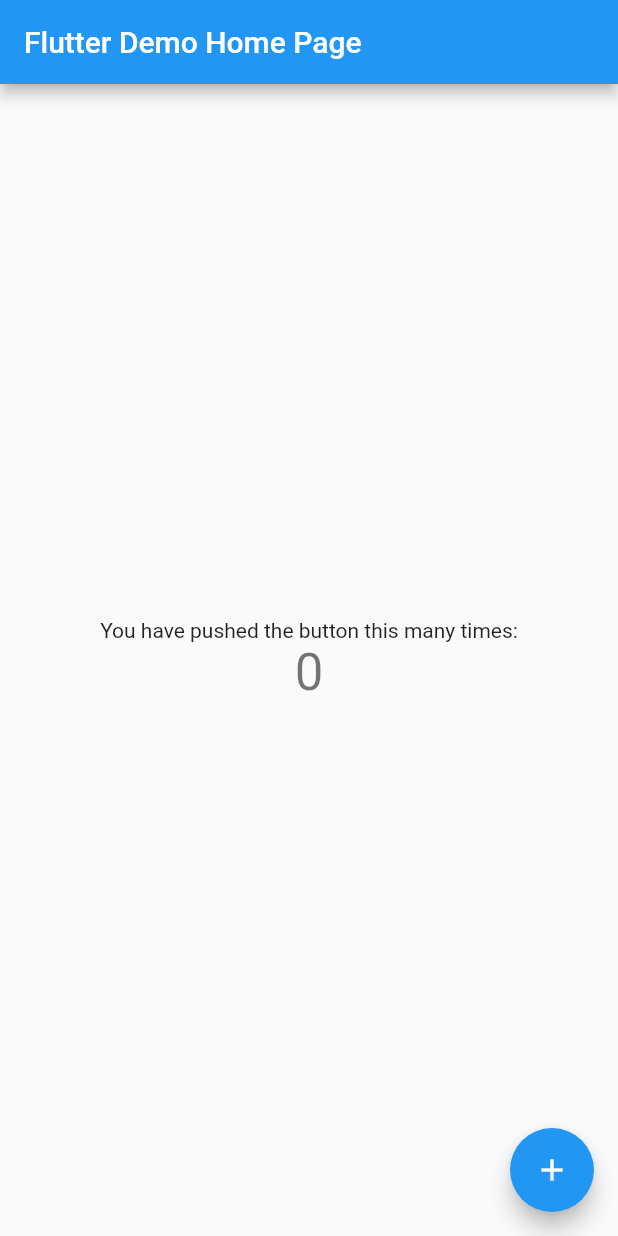
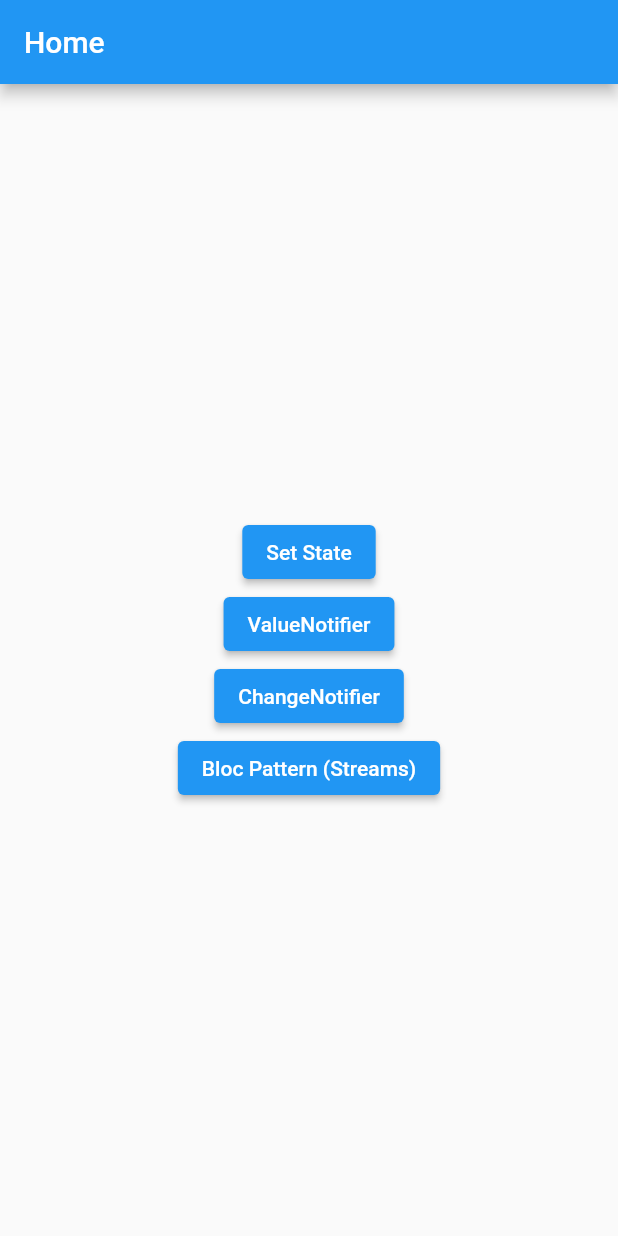
Before and after one commit to JnrMoraes/imc-flutter, a Flutter app: the screen it shows after launch, on a phone screen of 412 x 824 dp. Run offline on Flutter 3.47's test engine with Material 2 defaults, Android fonts, the phone set to English and light mode, and no system bars; our stand-ins replace syncfusion_flutter_gauges.

```diff
--- /dev/null
+++ b/lib/home_page.dart
@@ -0,0 +1,46 @@
+import 'package:flutter/material.dart';
+import 'package:imc/setState/imc_setstate_page.dart';
+
+class HomePage extends StatelessWidget {
+  const HomePage({Key? key}) : super(key: key);
+
+  void _goTo(BuildContext context, Widget page) {
+    Navigator.of(context).push(MaterialPageRoute(
+      builder: (context) => page,
+    ));
+  }
+
+  @override
+  Widget build(BuildContext context) {
+    return Scaffold(
+      appBar: AppBar(
+        title: const Text('Home'),
+      ),
+      body: Center(
+        child: Column(
+          mainAxisAlignment: MainAxisAlignment.center,
+          children: [
+            ElevatedButton(
+              onPressed: () {
+                _goTo(context, const ImcSetstatePage());
+              },
+              child: const Text('Set State'),
+            ),
+            ElevatedButton(
+              onPressed: () {},
+              child: const Text('ValueNotifier'),
+            ),
+            ElevatedButton(
+              onPressed: () {},
+              child: const Text('ChangeNotifier'),
+            ),
+            ElevatedButton(
+              onPressed: () {},
+              child: const Text('Bloc Pattern (Streams)'),
+            ),
+          ],
+        ),
+      ),
+    );
+  }
+}
--- a/lib/main.dart
+++ b/lib/main.dart
@@ -1,4 +1,6 @@
 import 'package:flutter/material.dart';
+
+import 'home_page.dart';
 
 void main() {
   runApp(const MyApp());
@@ -7,109 +9,14 @@ void main() {
 class MyApp extends StatelessWidget {
   const MyApp({super.key});
 
-  // This widget is the root of your application.
   @override
   Widget build(BuildContext context) {
     return MaterialApp(
       title: 'Flutter Demo',
       theme: ThemeData(
-        // This is the theme of your application.
-        //
-        // Try running your application with "flutter run". You'll see the
-        // application has a blue toolbar. Then, without quitting the app, try
-        // changing the primarySwatch below to Colors.green and then invoke
-        // "hot reload" (press "r" in the console where you ran "flutter run",
-        // or simply save your changes to "hot reload" in a Flutter IDE).
-        // Notice that the counter didn't reset back to zero; the application
-        // is not restarted.
         primarySwatch: Colors.blue,
       ),
-      home: const MyHomePage(title: 'Flutter Demo Home Page'),
+      home: const HomePage(),
     );
   }
 }
-
-class MyHomePage extends StatefulWidget {
-  const MyHomePage({super.key, required this.title});
-
-  // This widget is the home page of your application. It is stateful, meaning
-  // that it has a State object (defined below) that contains fields that affect
-  // how it looks.
-
-  // This class is the configuration for the state. It holds the values (in this
-  // case the title) provided by the parent (in this case the App widget) and
-  // used by the build method of the State. Fields in a Widget subclass are
-  // always marked "final".
-
-  final String title;
-
-  @override
-  State<MyHomePage> createState() => _MyHomePageState();
-}
-
-class _MyHomePageState extends State<MyHomePage> {
-  int _counter = 0;
-
-  void _incrementCounter() {
-    setState(() {
-      // This call to setState tells the Flutter framework that something has
-      // changed in this State, which causes it to rerun the build method below
-      // so that the display can reflect the updated values. If we changed
-      // _counter without calling setState(), then the build method would not be
-      // called again, and so nothing would appear to happen.
-      _counter++;
-    });
-  }
-
-  @override
-  Widget build(BuildContext context) {
-    // This method is rerun every time setState is called, for instance as done
-    // by the _incrementCounter method above.
-    //
-    // The Flutter framework has been optimized to make rerunning build methods
-    // fast, so that you can just rebuild anything that needs updating rather
-    // than having to individually change instances of widgets.
-    return Scaffold(
-      appBar: AppBar(
-        // Here we take the value from the MyHomePage object that was created by
-        // the App.build method, and use it to set our appbar title.
-        title: Text(widget.title),
-      ),
-      body: Center(
-        // Center is a layout widget. It takes a single child and positions it
-        // in the middle of the parent.
-        child: Column(
-          // Column is also a layout widget. It takes a list of children and
-          // arranges them vertically. By default, it sizes itself to fit its
-          // children horizontally, and tries to be as tall as its parent.
-          //
-          // Invoke "debug painting" (press "p" in the console, choose the
-          // "Toggle Debug Paint" action from the Flutter Inspector in Android
-          // Studio, or the "Toggle Debug Paint" command in Visual Studio Code)
-          // to see the wireframe for each widget.
-          //
-          // Column has various properties to control how it sizes itself and
-          // how it positions its children. Here we use mainAxisAlignment to
-          // center the children vertically; the main axis here is the vertical
-          // axis because Columns are vertical (the cross axis would be
-          // horizontal).
-          mainAxisAlignment: MainAxisAlignment.center,
-          children: <Widget>[
-            const Text(
-              'You have pushed the button this many times:',
-            ),
-            Text(
-              '$_counter',
-              style: Theme.of(context).textTheme.headlineMedium,
-            ),
-          ],
-        ),
-      ),
-      floatingActionButton: FloatingActionButton(
-        onPressed: _incrementCounter,
-        tooltip: 'Increment',
-        child: const Icon(Icons.add),
-      ), // This trailing comma makes auto-formatting nicer for build methods.
-    );
-  }
-}
```
Also changed, not shown: lib/setState/imc_setstate_page.dart (added, +35 -0 lines).
